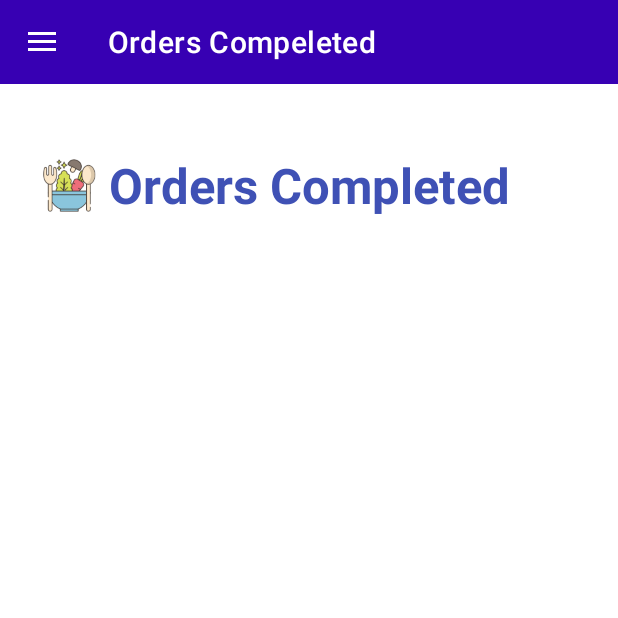
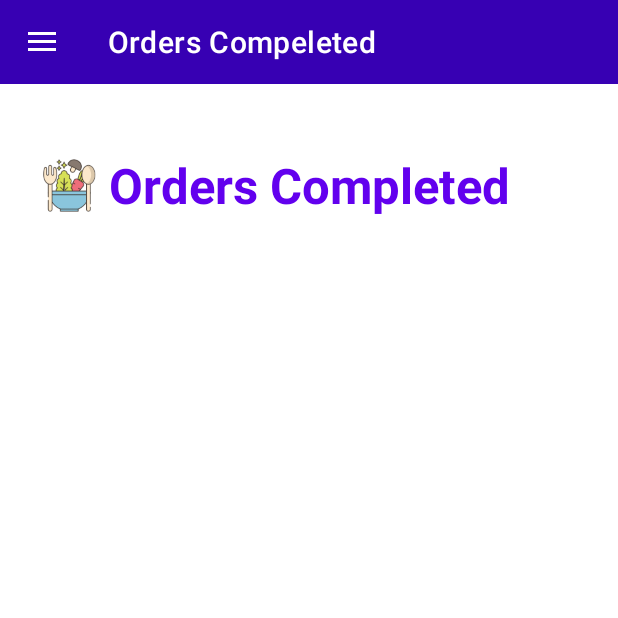
Before and after one commit to shirishagavini/Client_Yummy_Tummy, an Android app: the fragment MyMenuFragment placed in its activity, in the side drawer, after a tap on "Orders Compeleted", on a phone screen of 412 x 824 dp, the top half of it. Run offline under Robolectric (Android 15) with nearby library versions, the phone set to English and light mode, and no system bars; our stand-ins replace Firebase (no records; nobody signed in at launch, a user with empty details on screens opened directly), Picasso, sdp/ssp sizes; Roboto replaces fonts that are not available here; 1 statement that could not run was skipped.

Commit message:
done with order fragment, menu fragments, pincode fragments

```diff
--- a/app/src/main/java/com/example/yummytummyclient/MyMenuFragment.java
+++ b/app/src/main/java/com/example/yummytummyclient/MyMenuFragment.java
@@ -22,17 +22,18 @@ import com.google.firebase.firestore.QuerySnapshot;
 
 import java.util.List;
 
-public class MyMenuFragment extends BaseFragment {
+public class MyMenuFragment extends BaseFragment
+{
 
-    public MyMenuFragment() {
-        // Required empty public constructor
+    public MyMenuFragment()
+    {
+
     }
 
     @Override
     public View onCreateView(LayoutInflater inflater, ViewGroup container,
                              Bundle savedInstanceState) {
-        // Inflate the layout for this fragment
-//        this is the menu fragment for setting up the menu items and adding up the menu items
+
         view =  inflater.inflate(R.layout.fragment_my_menu, container, false);
         final String[] pincode = new String[1];
 //        getting the current user ID of the restaurant
--- a/app/src/main/java/com/example/yummytummyclient/OrderCompeletedFragment.java
+++ b/app/src/main/java/com/example/yummytummyclient/OrderCompeletedFragment.java
@@ -23,10 +23,12 @@ import com.google.firebase.firestore.QuerySnapshot;
 
 import java.util.List;
 
-public class OrderCompeletedFragment extends BaseFragment {
+public class OrderCompeletedFragment extends BaseFragment
+{
 
-    public OrderCompeletedFragment() {
-        // Required empty public constructor
+    public OrderCompeletedFragment()
+    {
+
     }
 
     @Override
--- a/app/src/main/java/com/example/yummytummyclient/OrderPendingFragment.java
+++ b/app/src/main/java/com/example/yummytummyclient/OrderPendingFragment.java
@@ -26,14 +26,13 @@ import java.util.List;
 public class OrderPendingFragment extends BaseFragment{
 
     public OrderPendingFragment() {
-        // Required empty public constructor
+
     }
 
     @Override
     public View onCreateView(LayoutInflater inflater, ViewGroup container,
                              Bundle savedInstanceState) {
-        // Inflate the layout for this fragment
-//        this is the order pending fragment in which all the orders which has been placed by the customer get displayed to the vendor for the very first time for getting it completed
+
         view = inflater.inflate(R.layout.fragment_order_pending, container, false);
         RecyclerView recyclerView = view.findViewById(R.id.recycelerView);
         AppCompatButton saveButton = view.findViewById(R.id.register_again_textView);
--- a/app/src/main/java/com/example/yummytummyclient/PincodeClass.java
+++ b/app/src/main/java/com/example/yummytummyclient/PincodeClass.java
@@ -1,7 +1,8 @@
 package com.example.yummytummyclient;
 
 public class PincodeClass {
-    public PincodeClass() {
+    public PincodeClass()
+    {
     }
     String pincode;
 
@@ -10,7 +11,8 @@ public class PincodeClass {
     }
 
     @Override
-    public String toString() {
+    public String toString()
+    {
         return "PincodeClass{" +
                 "pincode='" + pincode + '\'' +
                 '}';
--- a/app/src/main/res/layout/fragment_order_compeleted.xml
+++ b/app/src/main/res/layout/fragment_order_compeleted.xml
@@ -12,7 +12,7 @@
         android:id="@+id/textView2"
         android:layout_marginTop="@dimen/_35sdp"
         android:text="@string/orders_completed"
-        android:textColor="@color/theme_color"
+        android:textColor="@color/purple_500"
         android:textSize="@dimen/_25sdp"
         android:textStyle="bold"
         app:layout_constraintEnd_toEndOf="parent"
@@ -37,10 +37,10 @@
         android:layout_margin="@dimen/_5sdp"
         app:layout_constraintBottom_toBottomOf="parent"
         app:layout_constraintEnd_toEndOf="parent"
+        app:layout_constraintHorizontal_bias="1.0"
         app:layout_constraintStart_toStartOf="parent"
-        app:layout_constraintTop_toBottomOf="@+id/textView2" />
-
-
+        app:layout_constraintTop_toBottomOf="@+id/textView2"
+        app:layout_constraintVertical_bias="0.0" />
 
 
 </androidx.constraintlayout.widget.ConstraintLayout>
--- a/app/src/main/res/layout/fragment_order_pending.xml
+++ b/app/src/main/res/layout/fragment_order_pending.xml
@@ -12,7 +12,7 @@
         android:layout_height="wrap_content"
         android:layout_marginTop="@dimen/_35sdp"
         android:text="@string/orders_pending"
-        android:textColor="@color/theme_color"
+        android:textColor="@color/purple_500"
         android:textSize="@dimen/_25sdp"
         android:textStyle="bold"
         app:layout_constraintEnd_toEndOf="parent"
@@ -40,7 +40,7 @@
         android:text="Save"
         android:textAllCaps="false"
         android:layout_marginBottom="@dimen/_20sdp"
-        android:textColor="@color/white"
+        android:textColor="@color/natural_grey"
         android:textSize="18sp"
         app:layout_constraintBottom_toBottomOf="parent"
         app:layout_constraintEnd_toEndOf="parent"
--- a/app/src/main/res/layout/fragment_pincode.xml
+++ b/app/src/main/res/layout/fragment_pincode.xml
@@ -12,7 +12,7 @@
         android:layout_height="wrap_content"
         android:layout_marginTop="@dimen/_35sdp"
         android:text="Serving Pincode"
-        android:textColor="@color/theme_color"
+        android:textColor="@color/purple_700"
         android:textSize="@dimen/_25sdp"
         android:textStyle="bold"
         app:layout_constraintEnd_toEndOf="parent"
@@ -40,7 +40,7 @@
         android:text="Add a Pincode"
         android:textAllCaps="false"
         android:layout_marginBottom="@dimen/_20sdp"
-        android:textColor="@color/white"
+        android:textColor="@color/pinkish"
         android:textSize="18sp"
         app:layout_constraintBottom_toBottomOf="parent"
         app:layout_constraintEnd_toEndOf="parent"
@@ -59,7 +59,7 @@
         android:text="Delete a Pincode"
         android:layout_marginBottom="@dimen/_10sdp"
         android:textAllCaps="false"
-        android:textColor="@color/theme_color"
+        android:textColor="@color/purple_700"
         android:textSize="18sp"
         app:layout_constraintBottom_toTopOf="@+id/add_a_pincode"
         app:layout_constraintEnd_toEndOf="parent"
```
Also changed, not shown: app/src/main/java/com/example/yummytummyclient/OrderDetails.java (+6 -3 lines).
